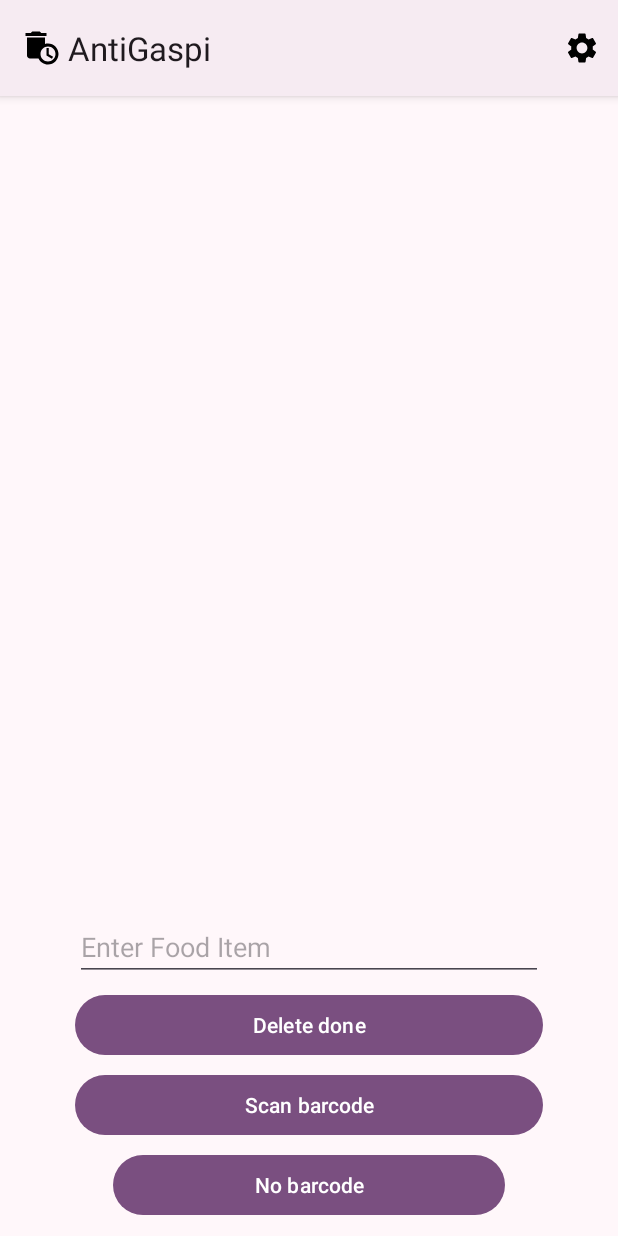
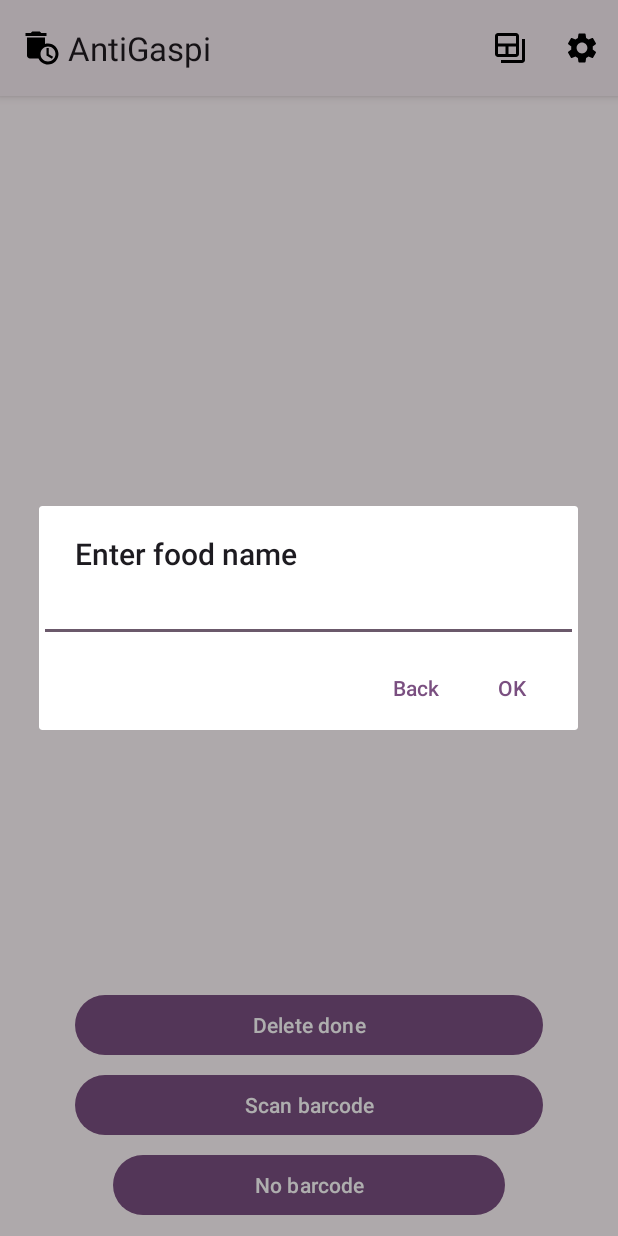
Before and after one commit to faraz19m/AntiGaspi, an Android app built with Jetpack Compose: the screen it shows after launch (MainActivity), after a tap on "No barcode", on a phone screen of 412 x 824 dp. Run offline under Robolectric (Android 15) with nearby library versions, the phone set to English and light mode, and no system bars; libraries missing offline, so code that uses them is left out: com.google.mlkit.vision; 2 statements that could not run were skipped.

Commit message:
Added history button on home page. Adding items manually now works via a dialog. Added some comments and renamed variables.

```diff
--- a/app/src/main/java/com/example/antigaspi/MainActivity.kt
+++ b/app/src/main/java/com/example/antigaspi/MainActivity.kt
@@ -1,6 +1,7 @@
 package com.example.antigaspi
 
 import android.content.Context
+import android.content.DialogInterface
 import android.content.Intent
 import android.os.Bundle
 import android.util.Log
@@ -10,6 +11,7 @@ import android.view.MenuItem
 import android.widget.Button
 import android.widget.EditText
 import android.widget.Toast
+import androidx.appcompat.app.AlertDialog
 import androidx.appcompat.app.AppCompatActivity
 import androidx.appcompat.app.AppCompatDelegate
 import androidx.recyclerview.widget.LinearLayoutManager
@@ -40,6 +42,7 @@ class MainActivity : AppCompatActivity() {
     override fun onCreate(savedInstanceState: Bundle?) {
         super.onCreate(savedInstanceState)
 
+        // Get night mode value from preferences
         val sharedPreferences = getSharedPreferences("ThemePref", Context.MODE_PRIVATE)
         val nightMode = sharedPreferences.getInt("NightMode", AppCompatDelegate.MODE_NIGHT_NO)
         AppCompatDelegate.setDefaultNightMode(nightMode)
@@ -69,19 +72,34 @@ class MainActivity : AppCompatActivity() {
         rvTodoItems.adapter = todoAdapter
         rvTodoItems.layoutManager = LinearLayoutManager(this)
 
-        val btnAddTodo = findViewById<Button>(R.id.btnAddItemManually)
-        btnAddTodo.setOnClickListener {
-            val etTodoTitle = findViewById<EditText>(R.id.etFoodTitle)
-            val todoTitle = etTodoTitle.text.toString()
-            if (todoTitle.isNotEmpty()) {
-                val todo = Todo(todoTitle)
-                todoAdapter.addTodo(todo)
-                sharedPreferencesHelper.saveTodoList(todoAdapter.getTodos())
-                etTodoTitle.text.clear()
-            }
+
+
+        // edittext in dialog
+        val et = EditText(this)
+        // create dialog
+        val builder: AlertDialog.Builder = AlertDialog.Builder(this)
+        builder.setTitle("Enter food name")
+            .setView(et)
+        builder.setPositiveButton("OK") { dialog: DialogInterface?, which: Int ->
+            processDataFromDialog(et.text.toString())
+            et.text.clear()
+
+        }
+        builder.setNegativeButton("Back", { dialogInterface: DialogInterface, i: Int ->
+
+        })
+
+        // button to add food manually opens dialog
+        val btnAddFoodManually = findViewById<Button>(R.id.btnAddItemManually)
+        val dialog: AlertDialog = builder.create()
+        btnAddFoodManually.setOnClickListener {
+            dialog.show()
+
+
         }
 
-        val btnDeleteDone = findViewById<Button>(R.id.btnDeleteDoneTodos)
+        // button to delete items
+        val btnDeleteDone = findViewById<Button>(R.id.btnDeleteDoneItems)
         btnDeleteDone.setOnClickListener {
             todoAdapter.deleteDoneTodos()
             sharedPreferencesHelper.saveTodoList(todoAdapter.getTodos())
@@ -189,10 +207,13 @@ class MainActivity : AppCompatActivity() {
         return true
     }
 
-    override fun onRestart() {
-        super.onRestart()
-
-
+    // Process the data from the dialog for adding items manually.
+    // If data is not empty, then that value will be used to create a new food item and store it.
+    private fun processDataFromDialog(data: String) {
+        if (data != "") {
+            todoAdapter.addTodo(Todo(data))
+            sharedPreferencesHelper.saveTodoList(todoAdapter.getTodos())
+        }
 
     }
 
--- /dev/null
+++ b/app/src/main/res/drawable/ic_history.xml
@@ -0,0 +1,7 @@
+<vector xmlns:android="http://schemas.android.com/apk/res/android" android:height="24dp" android:tint="#000000" android:viewportHeight="24" android:viewportWidth="24" android:width="24dp">
+
+    <path android:fillColor="@android:color/white" android:pathData="M20,6v14H6v2h14c1.1,0 2,-0.9 2,-2V6H20z"/>
+
+    <path android:fillColor="@android:color/white" android:pathData="M16,2H4C2.9,2 2,2.9 2,4v12c0,1.1 0.9,2 2,2h12c1.1,0 2,-0.9 2,-2V4C18,2.9 17.1,2 16,2zM9,16H4v-5h5V16zM16,16h-5v-5h5V16zM16,9H4V4h12V9z"/>
+
+</vector>
--- a/app/src/main/res/layout/activity_main.xml
+++ b/app/src/main/res/layout/activity_main.xml
@@ -13,26 +13,16 @@
         android:layout_width="match_parent"
         android:layout_height="0dp"
         app:layout_constraintTop_toTopOf="parent"
-        app:layout_constraintBottom_toTopOf="@+id/etFoodTitle"
-        app:layout_constraintEnd_toEndOf="parent"
-        app:layout_constraintStart_toStartOf="parent" />
-
-    <EditText
-        android:id="@+id/etFoodTitle"
-        android:layout_width="match_parent"
-        android:layout_height="0dp"
-        android:hint="Enter Food Item"
-        android:layout_marginStart="50dp"
-        android:layout_marginEnd="50dp"
-        android:layout_marginBottom="5dp"
-        app:layout_constraintBottom_toTopOf="@+id/btnDeleteDoneTodos"
+        app:layout_constraintBottom_toTopOf="@+id/btnDeleteDoneItems"
         app:layout_constraintEnd_toEndOf="parent"
         app:layout_constraintStart_toStartOf="parent" />
 
 
 
+
+
     <Button
-        android:id="@+id/btnDeleteDoneTodos"
+        android:id="@+id/btnDeleteDoneItems"
         android:layout_width="0dp"
         android:layout_height="wrap_content"
         android:text="Delete done"
--- a/app/src/main/res/menu/menubar.xml
+++ b/app/src/main/res/menu/menubar.xml
@@ -1,6 +1,10 @@
 <?xml version="1.0" encoding="utf-8"?>
 <menu xmlns:android="http://schemas.android.com/apk/res/android"
     xmlns:app="http://schemas.android.com/apk/res-auto">
+    <item android:id="@+id/menubar_hist"
+        android:icon="@drawable/ic_history"
+        android:title="See history"
+        app:showAsAction="always"/>
     <item android:id="@+id/menubar_settings"
         android:icon="@drawable/ic_settings"
         android:title="Open settings"
```
